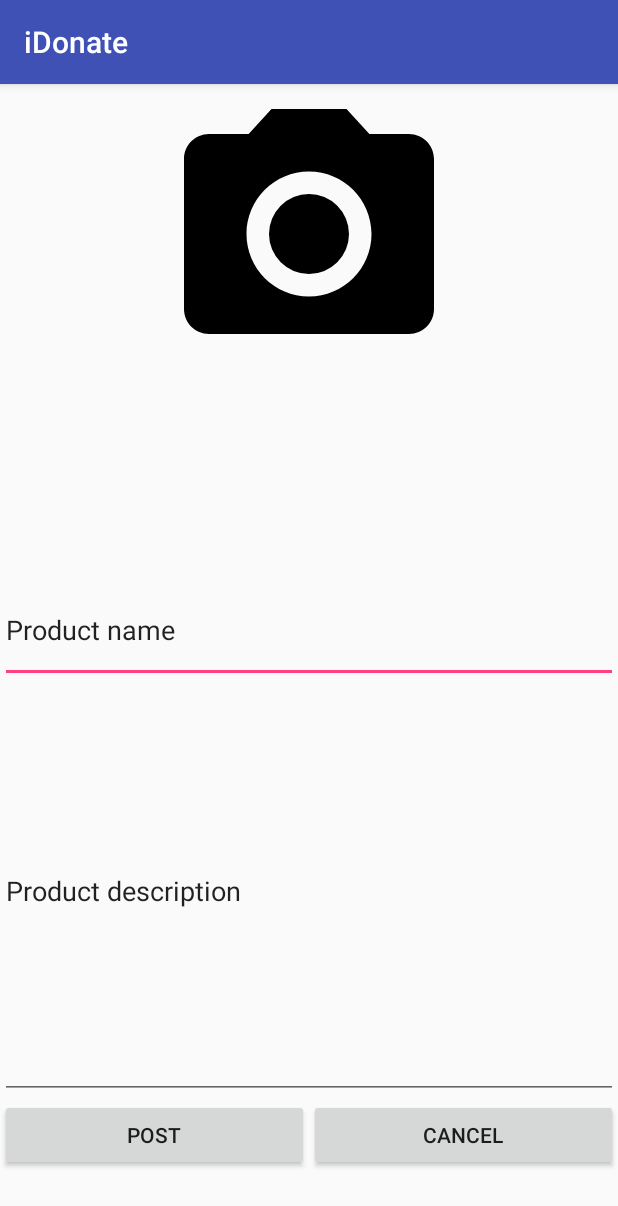
After one commit to sioteyu/iDonate, an Android app: the fragment SellFrgament shown on its own in the app's theme, on a phone screen of 412 x 824 dp. The commit adds this screen. Shown: the top 1206 px of the screen. Run offline under Robolectric (Android 15) with nearby library versions, the phone set to English and light mode, and no system bars.

Commit message:
camera feature added, unfinished

```diff
--- a/app/build.gradle
+++ b/app/build.gradle
@@ -23,7 +23,8 @@ dependencies {
     implementation 'com.android.support:appcompat-v7:26.1.0'
     implementation 'com.android.support:design:26.1.0'
     implementation 'com.android.support.constraint:constraint-layout:1.1.0'
-    implementation 'com.google.firebase:firebase-auth:11.0.4'
+    implementation 'com.google.firebase:firebase-auth:11.6.2'
+    implementation 'com.android.support:support-v4:26.1.0'
     compile 'com.google.android.gms:play-services-auth:11.6.2'
     testImplementation 'junit:junit:4.12'
     androidTestImplementation 'com.android.support.test:runner:1.0.2'
--- a/app/src/main/AndroidManifest.xml
+++ b/app/src/main/AndroidManifest.xml
@@ -1,6 +1,8 @@
 <?xml version="1.0" encoding="utf-8"?>
 <manifest xmlns:android="http://schemas.android.com/apk/res/android"
     package="com.jograt.atenatics.idonate">
+
+    <uses-permission android:name="android.permission.CAMERA"> </uses-permission>
 
     <application
         android:allowBackup="true"
--- /dev/null
+++ b/app/src/main/java/com/jograt/atenatics/idonate/SellFrgament.java
@@ -0,0 +1,62 @@
+package com.jograt.atenatics.idonate;
+
+import android.Manifest;
+import android.content.Intent;
+import android.content.pm.PackageManager;
+import android.graphics.Bitmap;
+import android.os.Bundle;
+import android.support.v4.app.Fragment;
+import android.support.v4.content.ContextCompat;
+import android.view.LayoutInflater;
+import android.view.View;
+import android.view.ViewGroup;
+import android.widget.Button;
+import android.widget.EditText;
+import android.widget.ImageView;
+
+public class SellFrgament extends Fragment {
+
+    private ImageView imageView;
+    private EditText editName;
+    private EditText editDescription;
+    private Button btnOK;
+    private Button btnCancel;
+
+    private static final int CAMERA_REQUEST = 1888;
+    private static final int MY_CAMERA_PERMISSION_CODE = 100;
+
+    @Override
+    public View onCreateView(LayoutInflater inflater, ViewGroup container, Bundle savedInstanceState) {
+        View view = inflater.inflate(R.layout.fragment_sell, container, false);
+
+        imageView = view.findViewById(R.id.itemImage);
+        editName = view.findViewById(R.id.editTextName);
+        editDescription = view.findViewById(R.id.editTextDescription);
+        btnOK = view.findViewById(R.id.btnPost);
+
+        return view;
+    }
+
+    @Override
+    public void onStart() {
+        super.onStart();
+
+        if (ContextCompat.checkSelfPermission(getContext(), Manifest.permission.CAMERA)
+                == PackageManager.PERMISSION_DENIED) {
+
+        }
+
+        Intent cameraIntent = new Intent("android.media.action.IMAGE_CAPTURE");
+        startActivityForResult(cameraIntent, CAMERA_REQUEST);
+
+    }
+
+    public void onActivityResult(int requestCode, int resultCode, Intent data) {
+        if (requestCode == CAMERA_REQUEST && resultCode == getActivity().RESULT_OK) {
+            Bitmap photo = (Bitmap) data.getExtras().get("data");
+            imageView.setImageBitmap(photo);
+        }
+
+    }
+
+}
--- /dev/null
+++ b/app/src/main/res/layout/fragment_sell.xml
@@ -0,0 +1,72 @@
+<?xml version="1.0" encoding="utf-8"?>
+<LinearLayout xmlns:android="http://schemas.android.com/apk/res/android"
+    android:layout_width="match_parent"
+    android:layout_height="match_parent"
+    android:orientation="vertical"
+    android:weightSum="100">
+
+
+    <LinearLayout
+        android:layout_width="match_parent"
+        android:layout_height="wrap_content"
+        android:layout_weight="30"
+        android:orientation="horizontal">
+
+        <ImageView
+            android:id="@+id/itemImage"
+            android:layout_width="wrap_content"
+            android:layout_height="200dp"
+            android:layout_weight="1"
+            android:src="@drawable/ic_menu_camera" />
+
+    </LinearLayout>
+
+    <LinearLayout
+        android:layout_width="match_parent"
+        android:layout_height="wrap_content"
+        android:layout_weight="60"
+        android:orientation="vertical"
+        android:weightSum="100">
+
+        <EditText
+            android:id="@+id/editTextName"
+            android:layout_width="match_parent"
+            android:layout_height="wrap_content"
+            android:layout_weight="10"
+            android:ems="1"
+            android:inputType="text"
+            android:text="Product name " />
+
+        <EditText
+            android:id="@+id/editTextDescription"
+            android:layout_width="match_parent"
+            android:layout_height="wrap_content"
+            android:layout_weight="90"
+            android:ems="10"
+            android:inputType="textMultiLine"
+            android:text="Product description " />
+
+    </LinearLayout>
+
+    <LinearLayout
+        android:layout_width="match_parent"
+        android:layout_height="wrap_content"
+        android:layout_weight="10"
+        android:orientation="horizontal">
+
+        <Button
+            android:id="@+id/btnPost"
+            android:layout_width="wrap_content"
+            android:layout_height="wrap_content"
+            android:layout_weight="1"
+            android:text="Post" />
+
+        <Button
+            android:id="@+id/btnCancel"
+            android:layout_width="wrap_content"
+            android:layout_height="wrap_content"
+            android:layout_weight="1"
+            android:text="Cancel" />
+    </LinearLayout>
+
+</LinearLayout>
--- a/app/src/main/res/values/strings.xml
+++ b/app/src/main/res/values/strings.xml
@@ -5,4 +5,7 @@
     <string name="navigation_drawer_close">Close navigation drawer</string>
 
     <string name="action_settings">Settings</string>
+
+    <!-- TODO: Remove or change this placeholder text -->
+    <string name="hello_blank_fragment">Hello blank fragment</string>
 </resources>
```
Also changed, not shown: app/gradle/wrapper/gradle-wrapper.properties (added), 4 other files.
